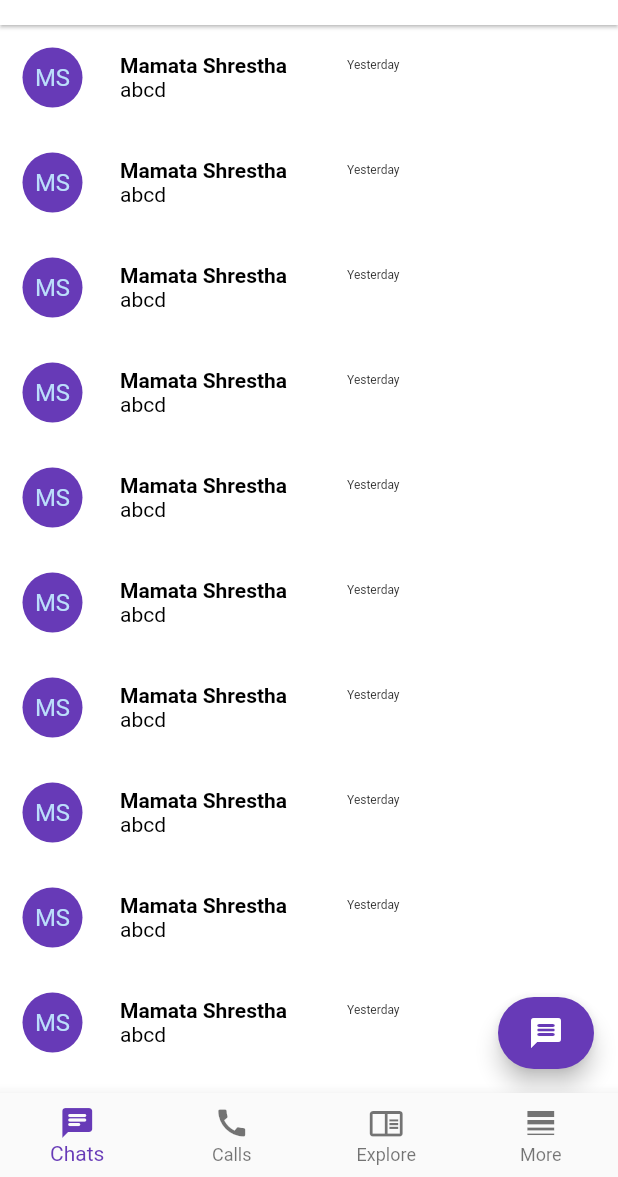
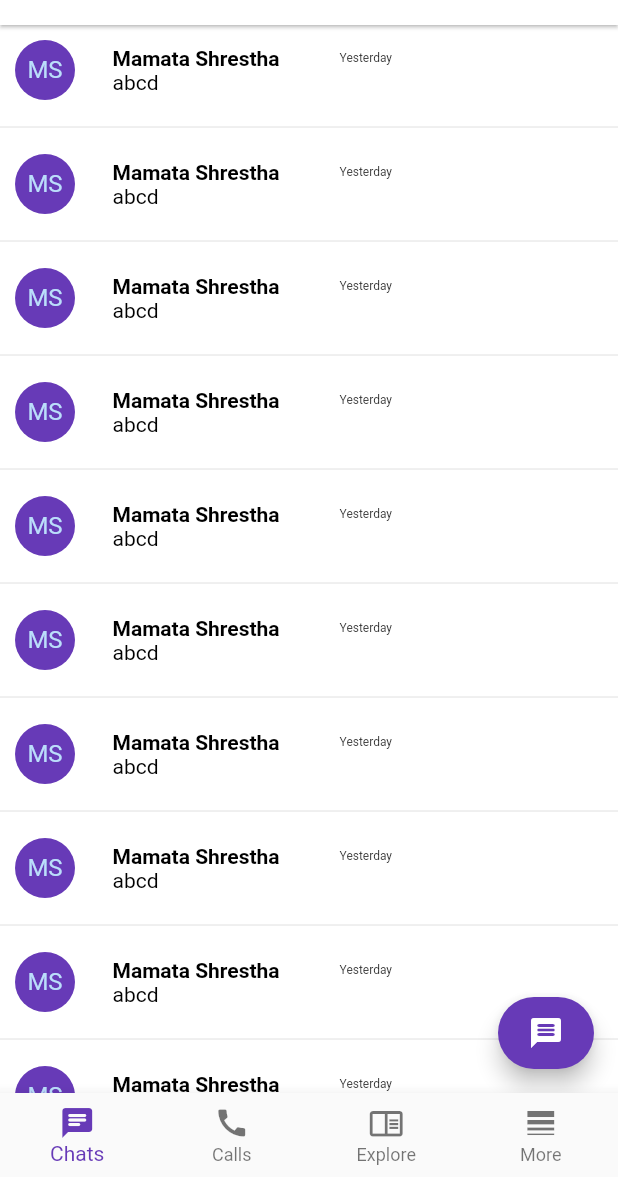
Before and after one commit to smamata/viber, a Flutter app: the screen it shows after launch, on a phone screen of 412 x 824 dp, the part 59-1236 px from its top. Run offline on Flutter 3.47's test engine with Material 2 defaults, Android fonts, the phone set to English and light mode, and no system bars.

```diff
--- a/lib/viber.dart
+++ b/lib/viber.dart
@@ -9,7 +9,7 @@ class Home extends StatefulWidget {
 
 Padding message() {
   return Padding(
-    padding: const EdgeInsets.all(15.0),
+    padding: const EdgeInsets.all(10.0),
     child: Row(
       children: [
         CircleAvatar(
@@ -82,22 +82,23 @@ class _HomeState extends State<Home> {
         child: Column(
           children: [
             message(),
+            Divider(),
             message(),
+            Divider(),
             message(),
+            Divider(),
             message(),
+            Divider(),
             message(),
+            Divider(),
             message(),
+            Divider(),
             message(),
+            Divider(),
             message(),
+            Divider(),
             message(),
-            message(),
-            message(),
-            message(),
-            message(),
-            message(),
-            message(),
-            message(),
-            message(),
+            Divider(),
             message(),
           ],
         ),
```
